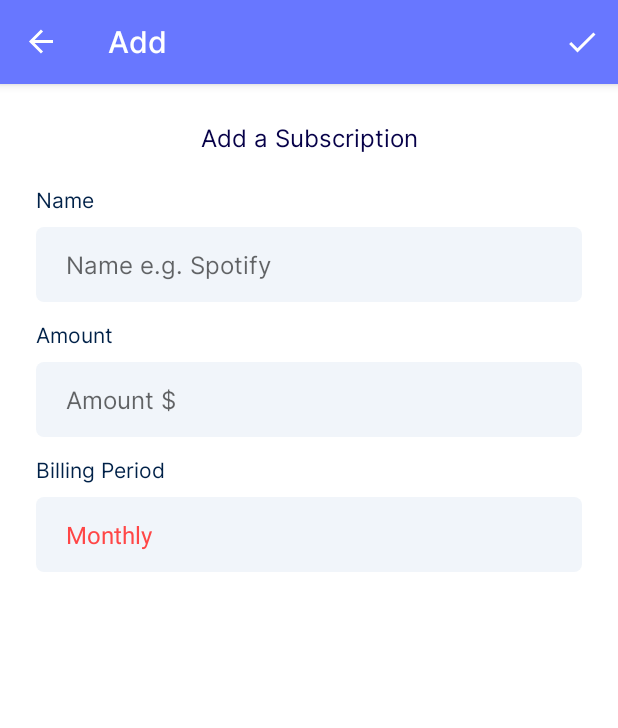
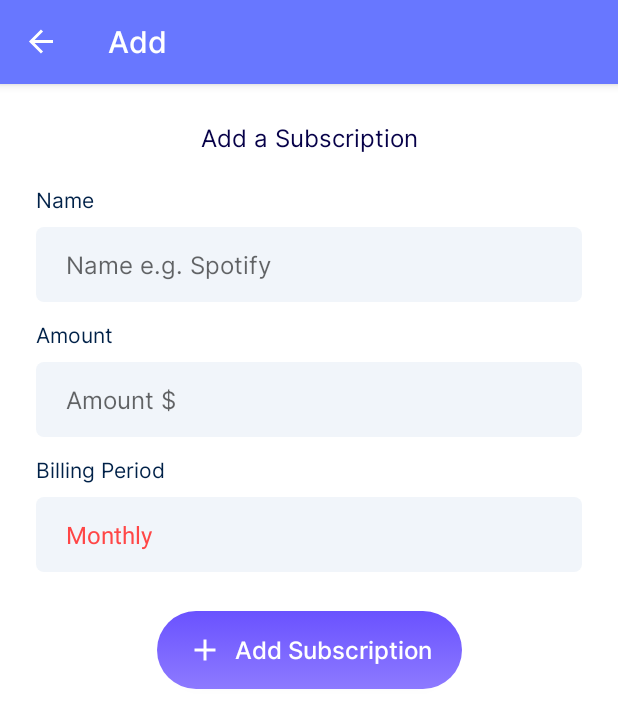
Before and after one commit to boonsuen/recurr, an Android app: the AddFragment screen opened through its navigation route, on a phone screen of 412 x 824 dp. Shown: the top 728 px of the screen. Run offline under Robolectric (Android 15) with nearby library versions, the phone set to English and light mode, and no system bars; our stand-ins replace Room's generated code, navigation-ui; libraries missing offline, so code that uses them is left out: com.robinhood.ticker; 7 statements that could not run were skipped.

Commit message:
feat: change the update and add UI from menu to dedicated button

```diff
--- a/app/src/main/java/com/boonsuen/recurr/fragments/add/AddFragment.kt
+++ b/app/src/main/java/com/boonsuen/recurr/fragments/add/AddFragment.kt
@@ -32,23 +32,13 @@ class AddFragment : Fragment() {
         _binding = FragmentAddBinding.inflate(inflater, container, false)
         val view = binding.root
 
-        // Set Menu
-        setHasOptionsMenu(true)
-
         binding.billingPeriodSpinner.onItemSelectedListener = mSharedViewModel.listener
 
-        return view
-    }
-
-    override fun onCreateOptionsMenu(menu: Menu, inflater: MenuInflater) {
-        inflater.inflate(R.menu.add_fragment_menu, menu)
-    }
-
-    override fun onOptionsItemSelected(item: MenuItem): Boolean {
-        if (item.itemId == R.id.menu_add) {
+        binding.buttonAdd.setOnClickListener{
             insertDataToDb()
         }
-        return super.onOptionsItemSelected(item)
+
+        return view
     }
 
     private fun insertDataToDb() {
--- a/app/src/main/java/com/boonsuen/recurr/fragments/update/UpdateFragment.kt
+++ b/app/src/main/java/com/boonsuen/recurr/fragments/update/UpdateFragment.kt
@@ -43,6 +43,10 @@ class UpdateFragment : Fragment() {
         // Spinner Item Selected Listener
         binding.currentBillingPeriodSpinner.onItemSelectedListener = mSharedViewModel.listener
 
+        binding.buttonUpdate.setOnClickListener {
+            updateItem()
+        }
+
         return view
     }
 
@@ -52,7 +56,6 @@ class UpdateFragment : Fragment() {
 
     override fun onOptionsItemSelected(item: MenuItem): Boolean {
         when (item.itemId) {
-            R.id.menu_save -> updateItem()
             R.id.menu_delete -> confirmItemRemoval()
         }
         return super.onOptionsItemSelected(item)
--- /dev/null
+++ b/app/src/main/res/drawable/add_button_background.xml
@@ -0,0 +1,28 @@
+<?xml version="1.0" encoding="utf-8" ?>
+<selector xmlns:android="http://schemas.android.com/apk/res/android">
+    <!--  Non focused states -->
+    <item
+        android:state_focused="false"
+        android:state_selected="false"
+        android:state_pressed="false"
+        android:drawable="@drawable/add_button_unfocused" />
+    <item android:state_focused="false"
+        android:state_selected="true"
+        android:state_pressed="false"
+        android:drawable="@drawable/add_button_unfocused" />
+    <!--  Focused states -->
+    <item
+        android:state_focused="true"
+        android:state_selected="false"
+        android:state_pressed="false"
+        android:drawable="@drawable/add_button_focus" />
+    <item
+        android:state_focused="true"
+        android:state_selected="true"
+        android:state_pressed="false"
+        android:drawable="@drawable/add_button_focus" />
+    <!--  Pressed -->
+    <item
+        android:state_pressed="true"
+        android:drawable="@drawable/add_button_press" />
+</selector>
--- /dev/null
+++ b/app/src/main/res/drawable/add_button_focus.xml
@@ -0,0 +1,8 @@
+<?xml version="1.0" encoding="utf-8"?>
+<shape xmlns:android="http://schemas.android.com/apk/res/android">
+
+    <solid android:color="#3A5EBC" />
+    <corners android:radius="100dp" />
+    <gradient android:startColor="#5A3FFF" android:endColor="#7B65FF" android:angle="-45" />
+
+</shape>
--- /dev/null
+++ b/app/src/main/res/drawable/add_button_press.xml
@@ -0,0 +1,8 @@
+<?xml version="1.0" encoding="utf-8"?>
+<shape xmlns:android="http://schemas.android.com/apk/res/android">
+
+    <solid android:color="#3A5EBC" />
+    <corners android:radius="100dp" />
+    <gradient android:startColor="#5A3FFF" android:endColor="#7B65FF" android:angle="-45" />
+
+</shape>
--- /dev/null
+++ b/app/src/main/res/drawable/add_button_unfocused.xml
@@ -0,0 +1,7 @@
+<?xml version="1.0" encoding="utf-8"?>
+<shape xmlns:android="http://schemas.android.com/apk/res/android">
+
+    <solid android:color="#5033FF" />
+    <corners android:radius="100dp" />
+    <gradient android:startColor="#6A52FF" android:endColor="#8D7AFF" android:angle="-45" />
+</shape>
--- a/app/src/main/res/layout/fragment_add.xml
+++ b/app/src/main/res/layout/fragment_add.xml
@@ -106,4 +106,24 @@
         app:layout_constraintStart_toStartOf="parent"
         app:layout_constraintTop_toBottomOf="@+id/label_billing_period_tv" />
 
+    <androidx.appcompat.widget.AppCompatButton
+        android:id="@+id/button_add"
+        android:layout_width="wrap_content"
+        android:layout_height="wrap_content"
+        android:paddingVertical="14dp"
+        android:background="@drawable/add_button_background"
+        android:drawableStart="@drawable/ic_add"
+        android:drawableTint="@color/white"
+        android:drawablePadding="8dp"
+        android:fontFamily="@font/inter_medium"
+        android:paddingHorizontal="20dp"
+        android:textColor="@color/white"
+        android:textSize="16sp"
+        android:textAllCaps="false"
+        android:layout_marginTop="26dp"
+        android:text="@string/add_subscription"
+        app:layout_constraintEnd_toEndOf="parent"
+        app:layout_constraintStart_toStartOf="parent"
+        app:layout_constraintTop_toBottomOf="@+id/billing_period_spinner" />
+
 </androidx.constraintlayout.widget.ConstraintLayout>
--- a/app/src/main/res/menu/add_fragment_menu.xml
+++ /dev/null
@@ -1,12 +0,0 @@
-<?xml version="1.0" encoding="utf-8"?>
-<menu xmlns:android="http://schemas.android.com/apk/res/android"
-    xmlns:app="http://schemas.android.com/apk/res-auto">
-
-    <item
-        android:id="@+id/menu_add"
-        android:title="@string/add"
-        android:icon="@drawable/ic_check"
-        android:iconTint="@color/white"
-        app:showAsAction="ifRoom" />
-
-</menu>
--- a/app/src/main/res/values/strings.xml
+++ b/app/src/main/res/values/strings.xml
@@ -17,6 +17,8 @@
     <string name="add_new_subscription">Add New Subscription</string>
     <string name="no_data_imageView">No Data</string>
     <string name="with_dollar_sign">$%1$s</string>
+    <string name="add_subscription">Add Subscription</string>
+    <string name="update_subscription">Update Subscription</string>
     <string-array name="billing_period">
         <item>Monthly</item>
         <item>Weekly</item>
```
Also changed, not shown: app/src/main/res/drawable/ic_delete.xml (added, +10 -0 lines), app/src/main/res/drawable/update_button_background.xml (added, +28 -0 lines), app/src/main/res/drawable/update_button_focus.xml (added, +7 -0 lines), app/src/main/res/drawable/update_button_press.xml (added, +7 -0 lines), app/src/main/res/drawable/update_button_unfocused.xml (added, +7 -0 lines), app/src/main/res/layout/fragment_update.xml (+20 -0 lines), app/src/main/res/menu/update_fragment_menu.xml (+2 -7 lines).
